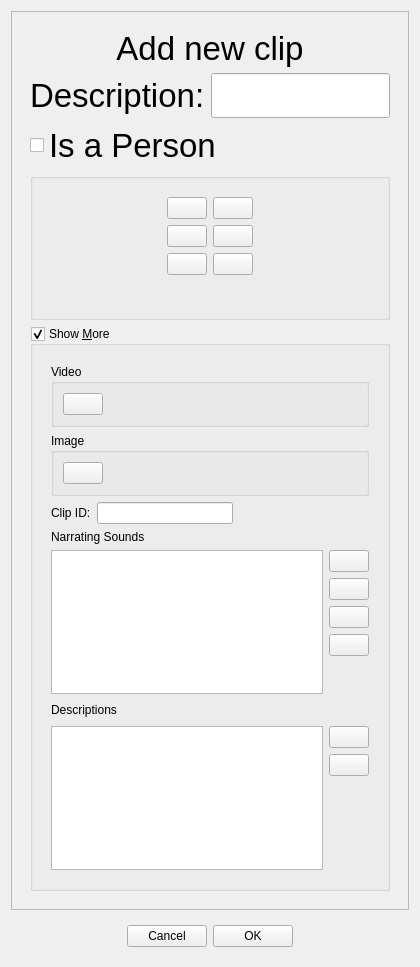
First picture: the form in ui/clipeditor.ui, repository tdauth/gustavsfairyland, before the edit.
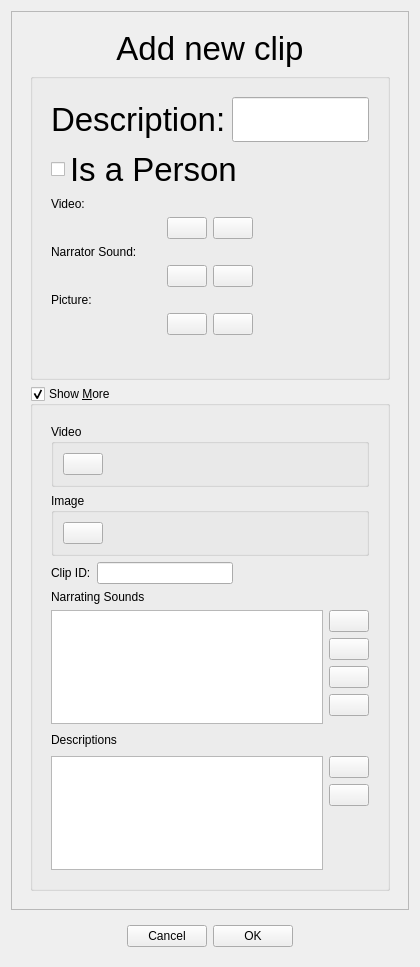
Second picture: the form after the edit. Icons and pictures are not drawn.

```diff
--- a/ui/clipeditor.ui
+++ b/ui/clipeditor.ui
@@ -25,7 +25,7 @@
         <x>0</x>
         <y>0</y>
         <width>387</width>
-        <height>1131</height>
+        <height>1194</height>
        </rect>
       </property>
       <layout class="QGridLayout" name="gridLayout_2">
@@ -48,6 +48,15 @@
            </widget>
           </item>
           <item>
+           <widget class="QGroupBox" name="videoGroupBox">
+            <property name="title">
+             <string/>
+            </property>
+            <layout class="QVBoxLayout" name="verticalLayout_7">
+             <item alignment="Qt::AlignHCenter|Qt::AlignVCenter">
+              <widget class="QWidget" name="widget_2" native="true">
+               <layout class="QVBoxLayout" name="verticalLayout_8">
+                <item>
            <layout class="QHBoxLayout" name="horizontalLayout_3">
             <item>
              <widget class="QLabel" name="label_4">
@@ -102,14 +111,12 @@
            </layout>
           </item>
           <item>
-           <widget class="QGroupBox" name="videoGroupBox">
-            <property name="title">
-             <string/>
-            </property>
-            <layout class="QVBoxLayout" name="verticalLayout_7">
-             <item alignment="Qt::AlignHCenter|Qt::AlignVCenter">
-              <widget class="QWidget" name="widget_2" native="true">
-               <layout class="QVBoxLayout" name="verticalLayout_8">
+                 <widget class="QLabel" name="label_5">
+                  <property name="text">
+                   <string>Video:</string>
+                  </property>
+                 </widget>
+                </item>
                 <item>
                  <layout class="QHBoxLayout" name="horizontalLayout_10">
                   <item>
@@ -181,6 +188,13 @@
                   </item>
                  </layout>
                 </item>
+                <item>
+                 <widget class="QLabel" name="label_6">
+                  <property name="text">
+                   <string>Narrator Sound:</string>
+                  </property>
+                 </widget>
+                </item>
                 <item>
                  <layout class="QHBoxLayout" name="horizontalLayout_11">
                   <item>
@@ -252,6 +266,13 @@
                   </item>
                  </layout>
                 </item>
+                <item>
+                 <widget class="QLabel" name="label_7">
+                  <property name="text">
+                   <string>Picture:</string>
+                  </property>
+                 </widget>
+                </item>
                 <item>
                  <layout class="QHBoxLayout" name="horizontalLayout_12">
                   <item>
```
Lines whose indentation alone changed are shown as unchanged.
